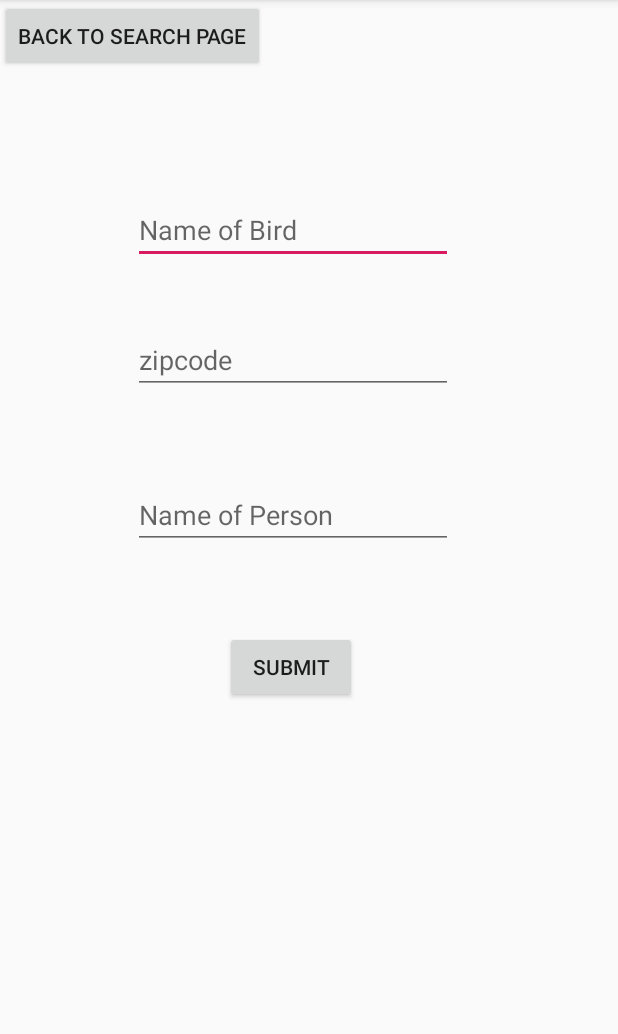
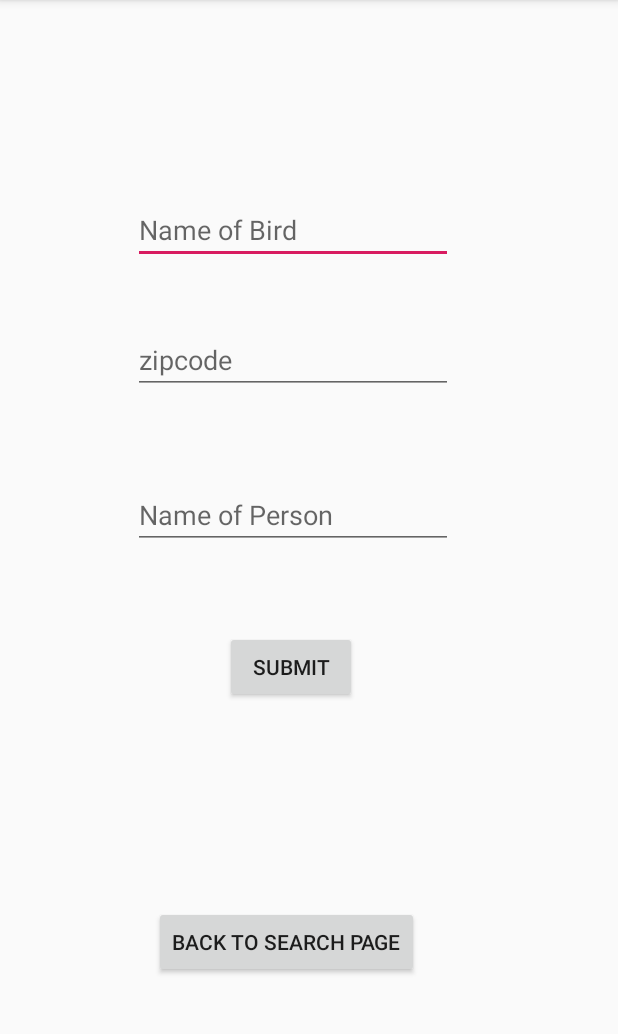
Before and after one commit to Mariatusan/TO626HWK4, an Android app: the screen it shows after launch (MainActivity), on a phone screen of 412 x 824 dp, the part 84-1118 px from its top. Run offline under Robolectric (Android 15) with nearby library versions, the phone set to English and light mode, and no system bars; our stand-ins replace Firebase (no records; nobody signed in at launch, a user with empty details on screens opened directly).

Commit message:
Mariatu's Code for HW4

```diff
--- a/src/main/java/com/example/to626hwk4/MainActivity.java
+++ b/src/main/java/com/example/to626hwk4/MainActivity.java
@@ -28,7 +28,7 @@ public class MainActivity extends AppCompatActivity implements View.OnClickListe
         editTextzipcode = findViewById(R.id.editTextzipcode);
         editTextperson = findViewById(R.id.editTextperson);
         buttonsubmit = findViewById(R.id.buttonsubmit);
-        buttonSearchPage = findViewById(R.id.buttonReportPage);
+        buttonSearchPage = findViewById(R.id.buttonSearchPage);
 
         buttonsubmit.setOnClickListener(this);
         buttonSearchPage.setOnClickListener(this);
--- a/src/main/java/com/example/to626hwk4/SearchBird.java
+++ b/src/main/java/com/example/to626hwk4/SearchBird.java
@@ -24,7 +24,7 @@ public class SearchBird extends AppCompatActivity implements View.OnClickListene
     Button buttonsearch, buttonReportPage;
 
     private FirebaseAuth mAuth;
-  //  private Object View;
+    //private Object View;
 
   //  public SearchBird(String toString) {
    // }
--- a/src/main/res/layout/activity_main.xml
+++ b/src/main/res/layout/activity_main.xml
@@ -84,9 +84,15 @@
         android:id="@+id/buttonSearchPage"
         android:layout_width="wrap_content"
         android:layout_height="wrap_content"
+        android:layout_marginStart="101dp"
+        android:layout_marginLeft="101dp"
+        android:layout_marginEnd="131dp"
+        android:layout_marginRight="131dp"
+        android:layout_marginBottom="116dp"
         android:text="Back to Search Page"
-        tools:layout_editor_absoluteX="101dp"
-        tools:layout_editor_absoluteY="485dp" />
+        app:layout_constraintBottom_toBottomOf="parent"
+        app:layout_constraintEnd_toEndOf="parent"
+        app:layout_constraintStart_toStartOf="parent" />
 
 
 </androidx.constraintlayout.widget.ConstraintLayout>
```
